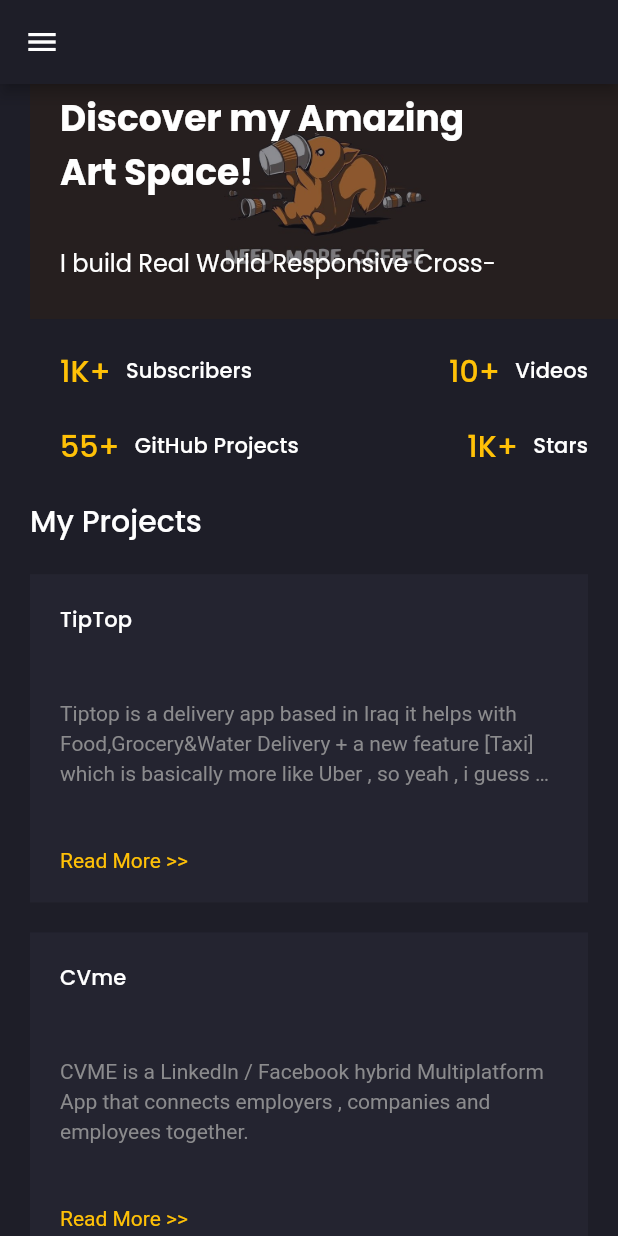
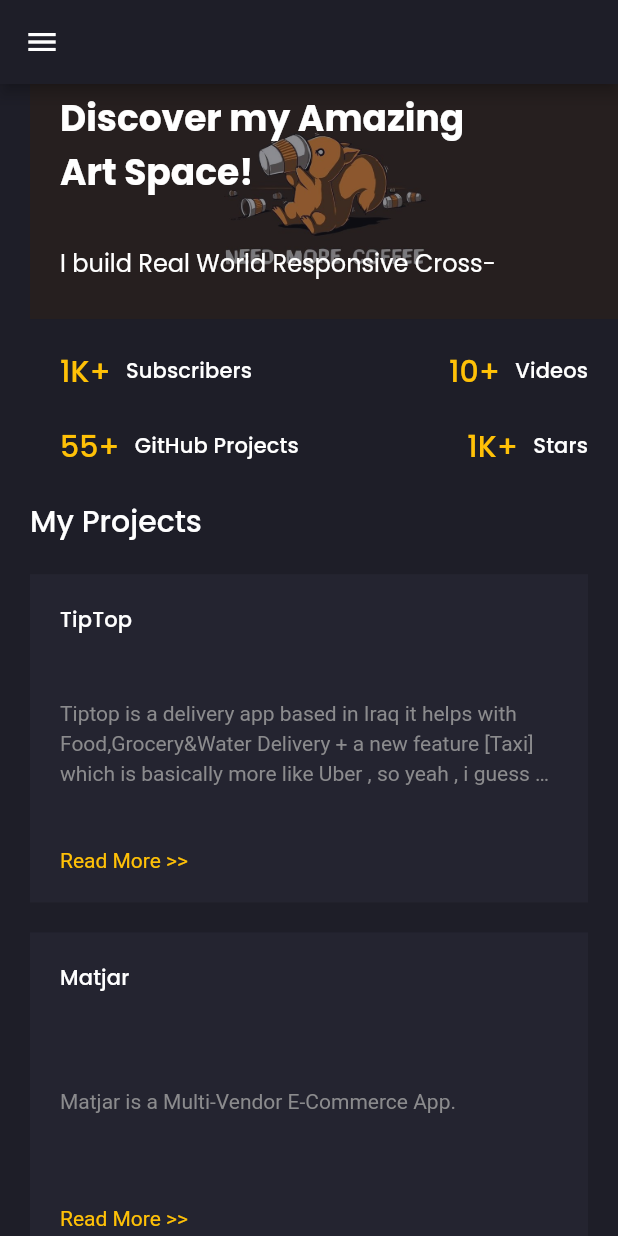
Before and after one commit to MeYo0o/Moaz-Dev-Portfolio, a Flutter app: the screen it shows after launch, on a phone screen of 412 x 824 dp. Run offline on Flutter 3.47's test engine with Material 2 defaults, Android fonts, the phone set to English and light mode, and no system bars; drawn by our look-alikes of animated_text_kit; our stand-ins replace firebase_core, flutter_svg, get, google_fonts, url_strategy; accounts and stored records are empty.

Commit message:
update: projects.

```diff
--- a/lib/core/projects.dart
+++ b/lib/core/projects.dart
@@ -7,6 +7,11 @@ List<Project> kProjects = [
     description:
         "Tiptop is a delivery app based in Iraq it helps with Food,Grocery&Water Delivery + a new feature [Taxi] which is basically more like Uber , so yeah , i guess we deliver people now also.",
     url: 'https://github.com/MeYo0o/tiptop-production-screenshots/',
+  ),
+  Project(
+    title: "Matjar",
+    description: "Matjar is a Multi-Vendor E-Commerce App.",
+    url: 'https://github.com/MeYo0o/matjar-production-screenshots/',
   ),
   Project(
     title: "CVme",
```
